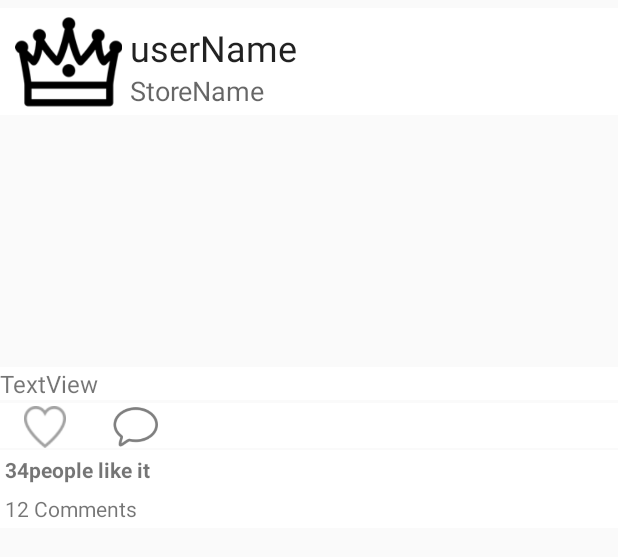
After one commit to dongjin1025/HongF, an Android app: the layout item_story.xml on its own in the app's theme, with its tools: preview values and no code run, on a phone screen of 412 x 824 dp. The commit adds this screen. Shown: the top 557 px of the screen. Run offline under Robolectric (Android 15) with nearby library versions, the phone set to English and light mode, and no system bars.

Commit message:
Item_Story layout

```diff
--- a/app/src/main/res/layout/activity_main.xml
+++ b/app/src/main/res/layout/activity_main.xml
@@ -14,7 +14,8 @@
         android:id="@+id/vp_horizontal_ntb"
         android:layout_width="match_parent"
         android:layout_height="0dp"
-        android:layout_weight="1"/>
+        android:layout_weight="1"
+        android:background="@color/cardview_light_background" />
 
     <devlight.io.library.ntb.NavigationTabBar
         android:id="@+id/ntb_horizontal"
@@ -29,6 +30,7 @@
         app:ntb_title_mode="all"
         app:ntb_titled="true"
         app:ntb_swiped="true"
-        app:ntb_typeface="fonts/agency.ttf"/>
+        app:ntb_typeface="fonts/agency.ttf"
+        android:background="@color/cast_expanded_controller_seek_bar_progress_background_tint_color" />
 
 </LinearLayout>
--- a/app/src/main/res/layout/fragment_list.xml
+++ b/app/src/main/res/layout/fragment_list.xml
@@ -4,7 +4,7 @@
     android:layout_width="match_parent"
     android:layout_height="match_parent"
     tools:context="com.dongjin.android.hongf.storelist.ListFragment"
-    android:background="#423752"
+    android:background="@color/cardview_light_background"
     xmlns:fab="http://schemas.android.com/apk/res-auto"
 
     >
@@ -39,7 +39,7 @@
                 android:fitsSystemWindows="true"
                 android:textSize="30dp"
                 android:text="연재형의 LOGO or SOMETHING"
-                android:background="#605271"
+                android:background="@color/cast_expanded_controller_seek_bar_progress_background_tint_color"
                 android:src="@drawable/logo"
                 android:tint="#9f90af"
                 android:padding="32dp"
--- /dev/null
+++ b/app/src/main/res/layout/item_story.xml
@@ -0,0 +1,110 @@
+<?xml version="1.0" encoding="utf-8"?>
+<LinearLayout xmlns:android="http://schemas.android.com/apk/res/android"
+    xmlns:app="http://schemas.android.com/apk/res-auto"
+    android:layout_width="match_parent"
+    android:layout_height="match_parent"
+    android:orientation="vertical"
+    android:layout_marginTop="5dp">
+
+    <LinearLayout
+        android:orientation="horizontal"
+        android:layout_width="match_parent"
+        android:layout_height="wrap_content"
+        android:background="@color/cardview_light_background">
+
+        <ImageView
+            android:layout_width="71dp"
+            android:layout_height="71dp"
+            app:srcCompat="@drawable/ic_sixth"
+            android:id="@+id/imageView"
+            android:layout_marginLeft="10dp" />
+
+        <LinearLayout
+            android:orientation="vertical"
+            android:layout_width="match_parent"
+            android:layout_height="match_parent">
+
+            <TextView
+                android:text="userName"
+                android:layout_width="match_parent"
+                android:layout_height="wrap_content"
+                android:id="@+id/tvUserName"
+                android:textAppearance="@style/TextAppearance.AppCompat.Headline"
+                android:layout_marginEnd="5dp"
+                android:layout_marginLeft="5dp"
+                android:layout_marginRight="5dp"
+                android:layout_marginStart="5dp"
+                android:layout_marginTop="10dp" />
+
+            <TextView
+                android:text="StoreName"
+                android:layout_width="match_parent"
+                android:layout_height="wrap_content"
+                android:id="@+id/tvStoreName"
+                android:textAppearance="@style/TextAppearance.AppCompat.Medium"
+                android:layout_marginLeft="5dp"
+                android:layout_marginRight="5dp"
+                android:layout_marginStart="5dp"
+                android:layout_marginEnd="5dp"
+                android:layout_marginBottom="5dp" />
+        </LinearLayout>
+    </LinearLayout>
+
+    <android.support.v7.widget.RecyclerView
+        android:layout_width="match_parent"
+        android:layout_height="168dp" />
+
+    <TextView
+        android:text="TextView"
+        android:layout_width="match_parent"
+        android:layout_height="wrap_content"
+        android:id="@+id/tvContent"
+        android:textSize="16sp"
+        android:background="@color/cardview_light_background" />
+
+    <LinearLayout
+        android:orientation="horizontal"
+        android:layout_width="match_parent"
+        android:layout_height="wrap_content"
+        android:layout_marginTop="2dp"
+        android:background="@color/cardview_light_background">
+
+        <ImageView
+            android:layout_width="60dp"
+            android:layout_height="30dp"
+            app:srcCompat="@drawable/btn_unpress_like"
+            android:id="@+id/imageView2"
+            android:paddingTop="2dp" />
+
+        <ImageView
+            app:srcCompat="@drawable/btn_comment_gray_a"
+            android:id="@+id/imageView3"
+            android:layout_height="30dp"
+            android:layout_width="60dp"
+            android:paddingTop="2dp" />
+    </LinearLayout>
+
+    <LinearLayout
+        android:orientation="vertical"
+        android:layout_width="match_parent"
+        android:layout_height="wrap_content"
+        android:layout_marginTop="1dp"
+        android:background="@color/cardview_light_background">
+
+        <TextView
+            android:text="34people like it "
+            android:layout_width="match_parent"
+            android:layout_height="wrap_content"
+            android:id="@+id/tvLike"
+            android:textStyle="normal|bold"
+            android:layout_margin="3dp" />
+
+        <TextView
+            android:text="12 Comments"
+            android:layout_width="match_parent"
+            android:layout_height="wrap_content"
+            android:id="@+id/tvComment"
+            android:layout_margin="3dp" />
+    </LinearLayout>
+
+</LinearLayout>
--- a/app/src/main/res/values/colors.xml
+++ b/app/src/main/res/values/colors.xml
@@ -3,6 +3,6 @@
     <color name="colorPrimary">#3F51B5</color>
     <color name="colorPrimaryDark">#303F9F</color>
     <color name="colorAccent">#ff4081</color>
-    <color name="color_Bar">#605271</color>
+    <color name="color_Bar">#46FFFFFF</color>
 
 </resources>
```
Also changed, not shown: app/src/main/java/com/dongjin/android/hongf/MainActivity.java (+11 -117 lines), app/src/main/java/com/dongjin/android/hongf/mainView.java (added, +11 -0 lines), app/src/main/res/drawable/btn_comment_gray_a.png (added), app/src/main/res/drawable/btn_left_arrow.png (added), app/src/main/res/drawable/btn_unpress_like.png (added).
